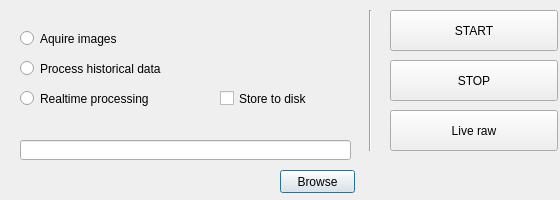
This is pysilcam/silcamgui/SilCamController.ui in SINTEF/PySilCam as Qt 5 draws it before an edit. The edited form follows.
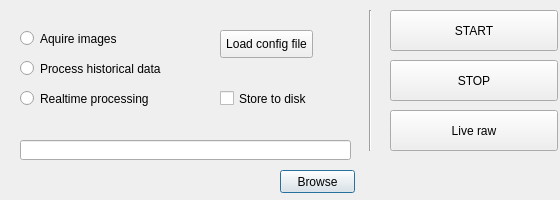
This is the edited form.

Commit message: SIL-99 added button to load config file

The edit to the form file:
```diff
--- a/pysilcam/silcamgui/SilCamController.ui
+++ b/pysilcam/silcamgui/SilCamController.ui
@@ -185,6 +185,19 @@
     <string>Store to disk</string>
    </property>
   </widget>
+  <widget class="QPushButton" name="pb_load_config">
+   <property name="geometry">
+    <rect>
+     <x>220</x>
+     <y>30</y>
+     <width>93</width>
+     <height>28</height>
+    </rect>
+   </property>
+   <property name="text">
+    <string>Load config file</string>
+   </property>
+  </widget>
  </widget>
  <resources/>
  <connections/>
```
The commit also changes 4 other files.
